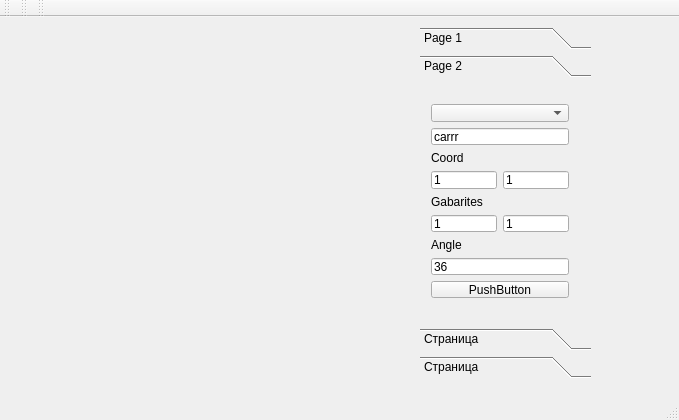
This is QtGuiTest1/qtguitest1.ui in andrsolo21/lab1 as Qt 5 draws it before an edit. The edited form follows.
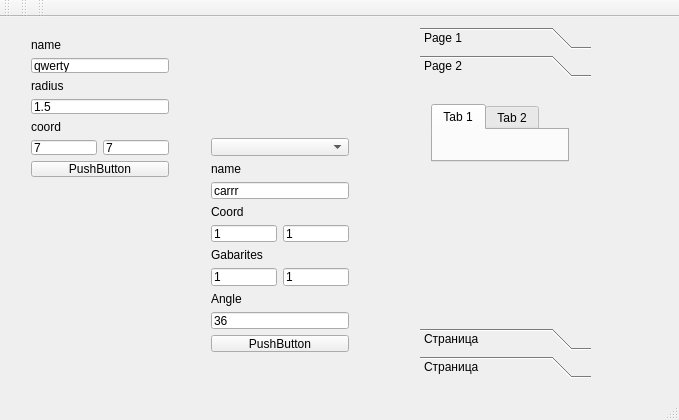
This is the edited form.

Patch:
```diff
--- a/QtGuiTest1/qtguitest1.ui
+++ b/QtGuiTest1/qtguitest1.ui
@@ -84,19 +84,149 @@
      <attribute name="label">
       <string>Page 2</string>
      </attribute>
-     <widget class="QWidget" name="verticalLayoutWidget_2">
+     <widget class="QWidget" name="horizontalLayoutWidget_4">
       <property name="geometry">
        <rect>
         <x>0</x>
         <y>10</y>
         <width>160</width>
-        <height>216</height>
+        <height>80</height>
+       </rect>
+      </property>
+      <layout class="QHBoxLayout" name="horizontalLayout_5">
+       <item>
+        <widget class="QTabWidget" name="tabWidget">
+         <widget class="QWidget" name="tab">
+          <attribute name="title">
+           <string>Tab 1</string>
+          </attribute>
+         </widget>
+         <widget class="QWidget" name="tab_2">
+          <attribute name="title">
+           <string>Tab 2</string>
+          </attribute>
+         </widget>
+        </widget>
+       </item>
+      </layout>
+     </widget>
+    </widget>
+    <widget class="QWidget" name="page_3">
+     <attribute name="label">
+      <string>Страница</string>
+     </attribute>
+    </widget>
+    <widget class="QWidget" name="page_4">
+     <attribute name="label">
+      <string>Страница</string>
+     </attribute>
+     <widget class="QPushButton" name="pushButton">
+      <property name="geometry">
+       <rect>
+        <x>40</x>
+        <y>90</y>
+        <width>75</width>
+        <height>23</height>
+       </rect>
+      </property>
+      <property name="text">
+       <string>PushButton</string>
+      </property>
+     </widget>
+    </widget>
+   </widget>
+   <widget class="QWidget" name="verticalLayoutWidget_3">
+    <property name="geometry">
+     <rect>
+      <x>20</x>
+      <y>10</y>
+      <width>160</width>
+      <height>162</height>
+     </rect>
+    </property>
+    <layout class="QVBoxLayout" name="verticalLayout_3">
+     <item>
+      <widget class="QLabel" name="label_4">
+       <property name="text">
+        <string>name</string>
+       </property>
+      </widget>
+     </item>
+     <item>
+      <widget class="QLineEdit" name="namePresLine">
+       <property name="text">
+        <string>qwerty</string>
+       </property>
+      </widget>
+     </item>
+     <item>
+      <widget class="QLabel" name="label_5">
+       <property name="text">
+        <string>radius</string>
+       </property>
+      </widget>
+     </item>
+     <item>
+      <widget class="QLineEdit" name="radiusPresLine">
+       <property name="text">
+        <string>1.5</string>
+       </property>
+      </widget>
+     </item>
+     <item>
+      <widget class="QLabel" name="label_6">
+       <property name="text">
+        <string>coord</string>
+       </property>
+      </widget>
+     </item>
+     <item>
+      <layout class="QHBoxLayout" name="horizontalLayout_4">
+       <item>
+        <widget class="QLineEdit" name="coordPresX">
+         <property name="text">
+          <string>7</string>
+         </property>
+        </widget>
+       </item>
+       <item>
+        <widget class="QLineEdit" name="coordPresY">
+         <property name="text">
+          <string>7</string>
+         </property>
+        </widget>
+       </item>
+      </layout>
+     </item>
+     <item>
+      <widget class="QPushButton" name="but3">
+       <property name="text">
+        <string>PushButton</string>
+       </property>
+      </widget>
+     </item>
+    </layout>
+   </widget>
+   <widget class="QWidget" name="verticalLayoutWidget_2">
+    <property name="geometry">
+     <rect>
+      <x>200</x>
+      <y>110</y>
+      <width>160</width>
+      <height>235</height>
        </rect>
       </property>
       <layout class="QVBoxLayout" name="verticalLayout_2">
        <item>
         <widget class="QComboBox" name="comboBox"/>
        </item>
+     <item>
+      <widget class="QLabel" name="label_7">
+       <property name="text">
+        <string>name</string>
+       </property>
+      </widget>
+     </item>
        <item>
         <widget class="QLineEdit" name="nameAddLine">
          <property name="text">
@@ -176,18 +306,6 @@
         </widget>
        </item>
       </layout>
-     </widget>
-    </widget>
-    <widget class="QWidget" name="page_3">
-     <attribute name="label">
-      <string>Страница</string>
-     </attribute>
-    </widget>
-    <widget class="QWidget" name="page_4">
-     <attribute name="label">
-      <string>Страница</string>
-     </attribute>
-    </widget>
    </widget>
   </widget>
   <widget class="QToolBar" name="mainToolBar">
```
Lines whose indentation alone changed are shown as unchanged.
